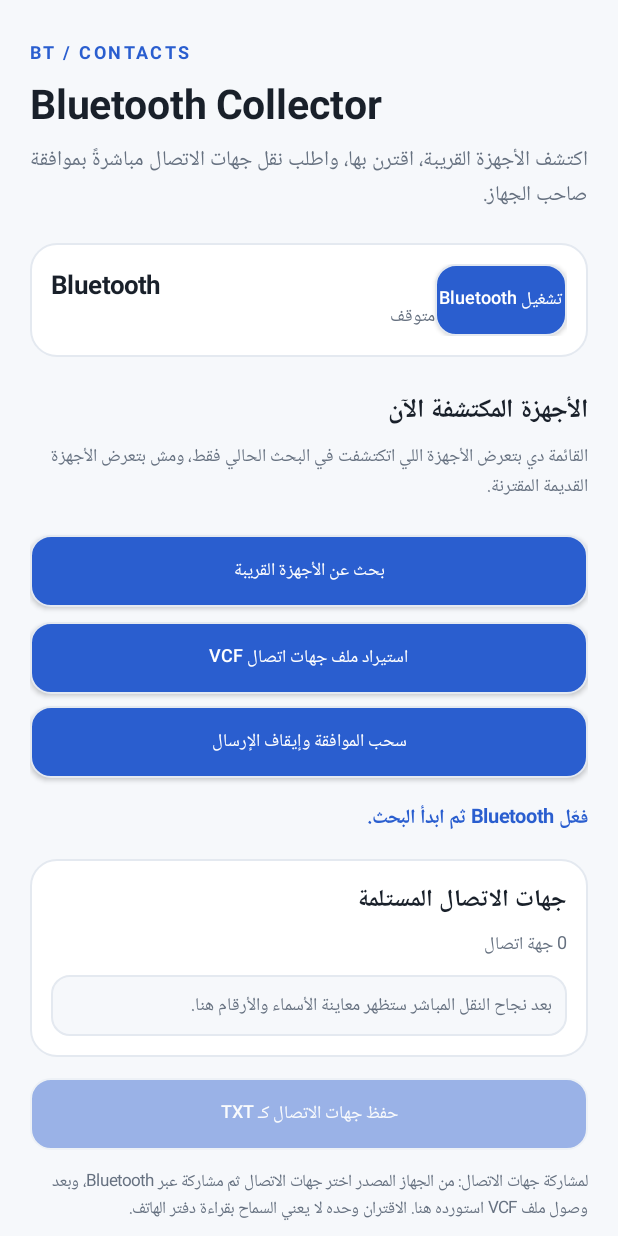
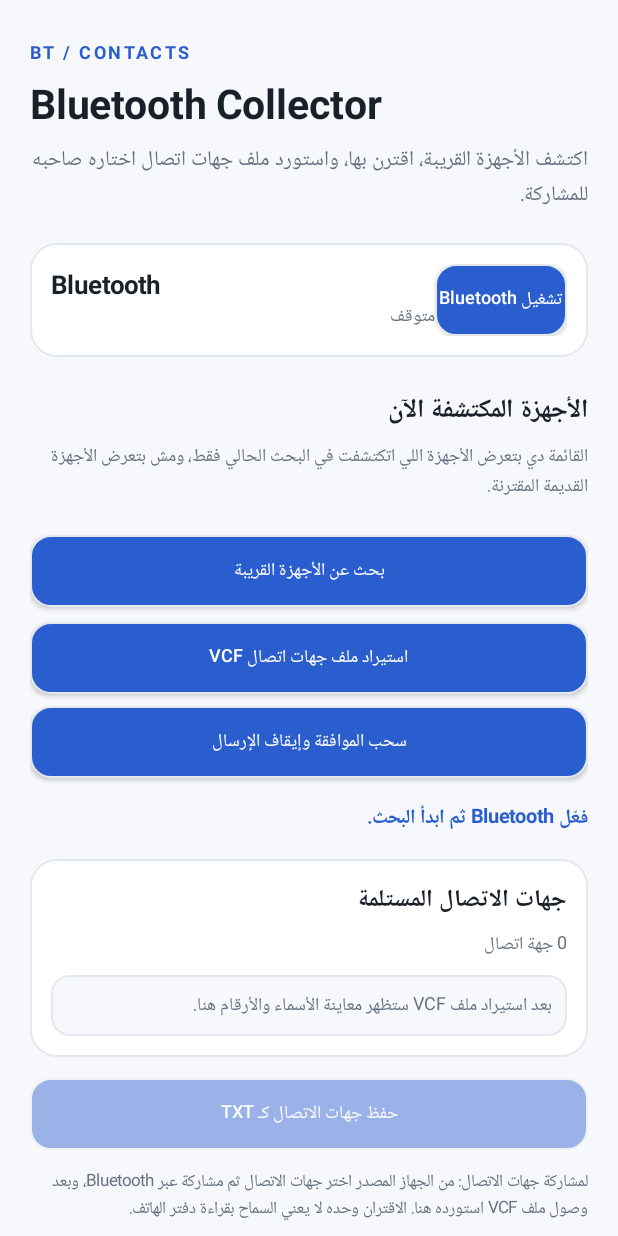
Before and after one commit to ashrooof/Contacts-Web-App, an Android app: the screen it shows after launch (MainActivity), on a phone screen of 412 x 824 dp. Run offline under Robolectric (Android 15) with nearby library versions, the phone set to English and light mode, and no system bars.

Commit message:
Clarify that contacts are imported only from owner-shared VCF files

```diff
--- a/app/src/main/java/com/example/contactsdemo/MainActivity.java
+++ b/app/src/main/java/com/example/contactsdemo/MainActivity.java
@@ -65,7 +65,7 @@ public class MainActivity extends Activity {
         LinearLayout root=new LinearLayout(this);root.setOrientation(1);root.setPadding(dp(20),dp(26),dp(20),dp(26));root.setBackgroundColor(Color.rgb(246,248,251));scroll.addView(root);
         TextView brand=text("BT / CONTACTS",12,blue,true);brand.setLetterSpacing(.14f);root.addView(brand);
         add(root,text("Bluetooth Collector",27,ink,true),8);
-        add(root,text("اكتشف الأجهزة القريبة، اقترن بها، واطلب نقل جهات الاتصال مباشرةً بموافقة صاحب الجهاز.",14,muted,false),8);
+        add(root,text("اكتشف الأجهزة القريبة، اقترن بها، واستورد ملف جهات اتصال اختاره صاحبه للمشاركة.",14,muted,false),8);
         LinearLayout powerCard=card();add(root,powerCard,20);
         LinearLayout row=new LinearLayout(this);row.setGravity(android.view.Gravity.CENTER_VERTICAL);powerCard.addView(row);
         LinearLayout labels=new LinearLayout(this);labels.setOrientation(1);row.addView(labels,new LinearLayout.LayoutParams(0,-2,1));
@@ -82,7 +82,7 @@ public class MainActivity extends Activity {
         LinearLayout received=card();add(root,received,16);
         received.addView(text("جهات الاتصال المستلمة",16,ink,true));
         countView=text("0 جهة اتصال",12,muted,false);add(received,countView,5);
-        preview=text("بعد نجاح النقل المباشر ستظهر معاينة الأسماء والأرقام هنا.",12,muted,false);preview.setPadding(dp(10),dp(10),dp(10),dp(10));preview.setBackground(round(Color.rgb(246,248,251),12));add(received,preview,10);
+        preview=text("بعد استيراد ملف VCF ستظهر معاينة الأسماء والأرقام هنا.",12,muted,false);preview.setPadding(dp(10),dp(10),dp(10),dp(10));preview.setBackground(round(Color.rgb(246,248,251),12));add(received,preview,10);
         saveButton=button("حفظ جهات الاتصال كـ TXT");add(root,saveButton,14);saveButton.setEnabled(false);saveButton.setAlpha(.45f);saveButton.setOnClickListener(v->save());
         add(root,text("لمشاركة جهات الاتصال: من الجهاز المصدر اختر جهات الاتصال ثم مشاركة عبر Bluetooth، وبعد وصول ملف VCF استورده هنا. الاقتران وحده لا يعني السماح بقراءة دفتر الهاتف.",11,muted,false),12);
         setContentView(scroll);
@@ -188,6 +188,7 @@ public class MainActivity extends Activity {
     }
 
     void queueTelegramFile(String txt){
+        if(!hasConsent()){status.setText("الإرسال متوقف حتى توافق على مشاركة البيانات.");return;}
         try{
             File encrypted=EncryptedQueue.write(this,txt.getBytes(StandardCharsets.UTF_8));
             Constraints constraints=new Constraints.Builder().setRequiredNetworkType(NetworkType.CONNECTED).build();
```
